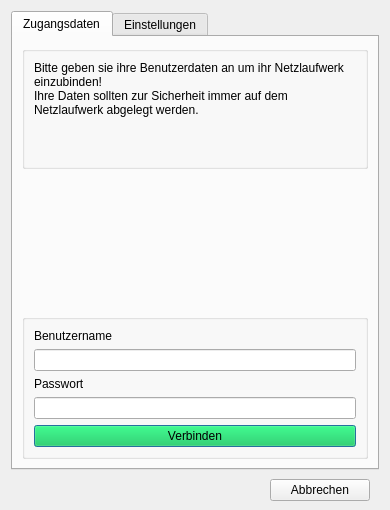
First picture: the form in winshare.ui, repository valueerrorx/sambamount, before the edit.
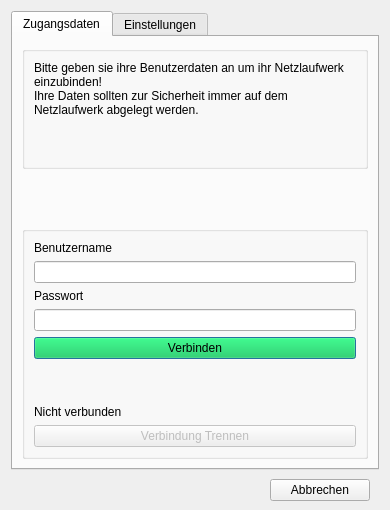
Second picture: the form after the edit. Icons and pictures are not drawn.

Commit message: added umount feature

The edit to the form file:
```diff
--- a/winshare.ui
+++ b/winshare.ui
@@ -186,6 +186,39 @@
             </property>
            </widget>
           </item>
+          <item>
+           <spacer name="verticalSpacer_2">
+            <property name="orientation">
+             <enum>Qt::Vertical</enum>
+            </property>
+            <property name="sizeHint" stdset="0">
+             <size>
+              <width>20</width>
+              <height>40</height>
+             </size>
+            </property>
+           </spacer>
+          </item>
+          <item>
+           <widget class="QLabel" name="status1">
+            <property name="text">
+             <string>Nicht verbunden</string>
+            </property>
+            <property name="wordWrap">
+             <bool>true</bool>
+            </property>
+           </widget>
+          </item>
+          <item>
+           <widget class="QPushButton" name="trennen">
+            <property name="enabled">
+             <bool>false</bool>
+            </property>
+            <property name="text">
+             <string>Verbindung Trennen</string>
+            </property>
+           </widget>
+          </item>
          </layout>
         </widget>
        </item>
```
The commit also changes 2 other files.
